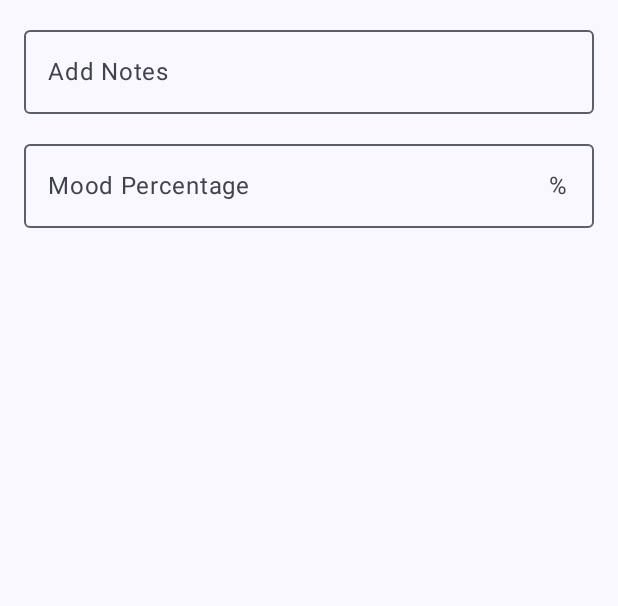
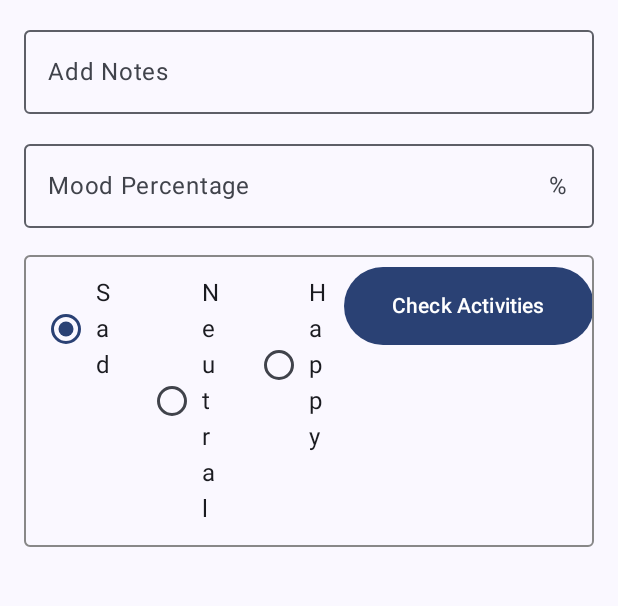
Before and after one commit to vaaniiiiiii/moody, an Android app built with Jetpack Compose: the screen it shows after launch (MainActivity), on a phone screen of 412 x 824 dp, the part 148-754 px from its top. Run offline under Robolectric (Android 15) with nearby library versions, the phone set to English and light mode, and no system bars.

Commit message:
Memberi pilihan kepada pengguna

```diff
--- a/app/src/main/java/com/vanisa0066/moody/ui/screen/MainScreen.kt
+++ b/app/src/main/java/com/vanisa0066/moody/ui/screen/MainScreen.kt
@@ -1,15 +1,24 @@
 package com.vanisa0066.moody.ui.screen
 
 import android.content.res.Configuration
+import androidx.compose.foundation.border
 import androidx.compose.foundation.layout.Arrangement
 import androidx.compose.foundation.layout.Column
+import androidx.compose.foundation.layout.PaddingValues
+import androidx.compose.foundation.layout.Row
 import androidx.compose.foundation.layout.fillMaxSize
 import androidx.compose.foundation.layout.fillMaxWidth
 import androidx.compose.foundation.layout.padding
+import androidx.compose.foundation.rememberScrollState
+import androidx.compose.foundation.selection.selectable
+import androidx.compose.foundation.shape.RoundedCornerShape
 import androidx.compose.foundation.text.KeyboardOptions
+import androidx.compose.foundation.verticalScroll
+import androidx.compose.material3.Button
 import androidx.compose.material3.ExperimentalMaterial3Api
 import androidx.compose.material3.MaterialTheme
 import androidx.compose.material3.OutlinedTextField
+import androidx.compose.material3.RadioButton
 import androidx.compose.material3.Scaffold
 import androidx.compose.material3.Text
 import androidx.compose.material3.TopAppBar
@@ -19,8 +28,11 @@ import androidx.compose.runtime.getValue
 import androidx.compose.runtime.mutableStateOf
 import androidx.compose.runtime.saveable.rememberSaveable
 import androidx.compose.runtime.setValue
+import androidx.compose.ui.Alignment
 import androidx.compose.ui.Modifier
+import androidx.compose.ui.graphics.Color
 import androidx.compose.ui.res.stringResource
+import androidx.compose.ui.semantics.Role
 import androidx.compose.ui.text.input.ImeAction
 import androidx.compose.ui.text.input.KeyboardType
 import androidx.compose.ui.tooling.preview.Preview
@@ -52,9 +64,19 @@ fun ScreenContent(modifier: Modifier = Modifier){
     var tambahCatatan by rememberSaveable { mutableStateOf("") }
     var persenanMood by rememberSaveable { mutableStateOf("") }
 
+    val radioOptions = listOf(
+        stringResource(id= R.string.sedih),
+        stringResource(id= R.string.netral),
+        stringResource(id= R.string.senang)
+    )
+    var mood by rememberSaveable { mutableStateOf(radioOptions[0]) }
+
     Column (
-        modifier = modifier.fillMaxSize().padding(16.dp),
-        verticalArrangement = Arrangement.spacedBy(12.dp)
+        modifier = modifier.fillMaxSize()
+            .verticalScroll(rememberScrollState())
+            .padding(16.dp),
+        verticalArrangement = Arrangement.spacedBy(12.dp),
+        horizontalAlignment = Alignment.CenterHorizontally
     ){
         Text(
             text = stringResource(id = R.string.intro_moody),
@@ -84,8 +106,53 @@ fun ScreenContent(modifier: Modifier = Modifier){
             ),
             modifier = Modifier.fillMaxWidth()
         )
+       Row (
+           modifier = Modifier
+               .padding(top = 6.dp)
+               .border(1.dp, Color.Gray, RoundedCornerShape(4.dp))
+       ){
+           radioOptions.forEach{ text ->
+               MoodOption(
+                   label = text,
+                   isSelected = mood == text,
+                   modifier = Modifier
+                       .selectable(
+                           selected = mood == text,
+                           onClick = { mood = text},
+                           role = Role.RadioButton
+                       )
+                       .weight(1f)
+                       .padding(16.dp)
+               )
+           }
+           Button(
+                onClick = {},
+               modifier = Modifier.padding(top = 8.dp),
+               contentPadding = PaddingValues(horizontal = 32.dp, vertical = 16.dp)
+           ) {
+               Text(text = stringResource(R.string.cek_kegiatan))
+           }
+       }
+        }
     }
-}
+    @Composable
+    fun MoodOption (label: String, isSelected: Boolean, modifier: Modifier) {
+        Row (
+            modifier = modifier,
+            verticalAlignment = Alignment.CenterVertically
+        ){
+            RadioButton(selected = isSelected, onClick = null)
+            Text(
+                text = label,
+                style = MaterialTheme.typography.bodyLarge,
+                modifier = Modifier.padding(start = 8.dp)
+            )
+        }
+    }
+
+
+
+
 @Preview(showBackground = true)
 @Preview(uiMode = Configuration.UI_MODE_NIGHT_YES, showBackground = true)
 @Composable
```
